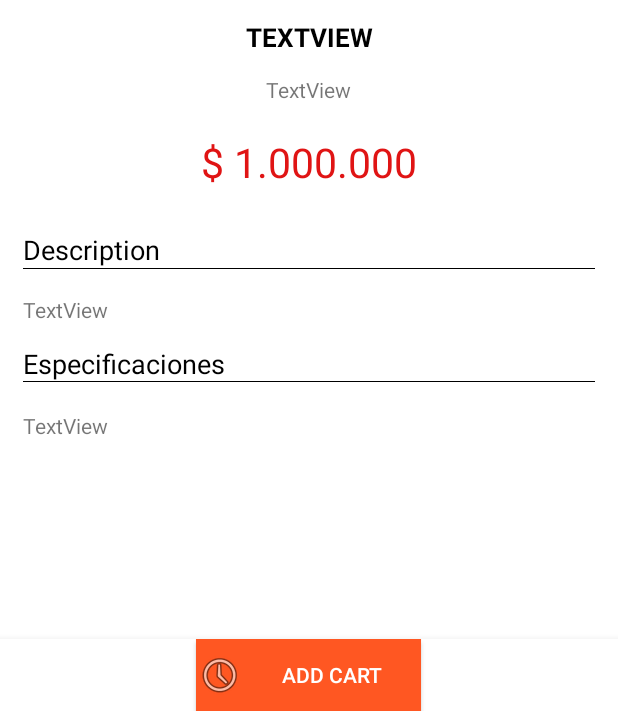
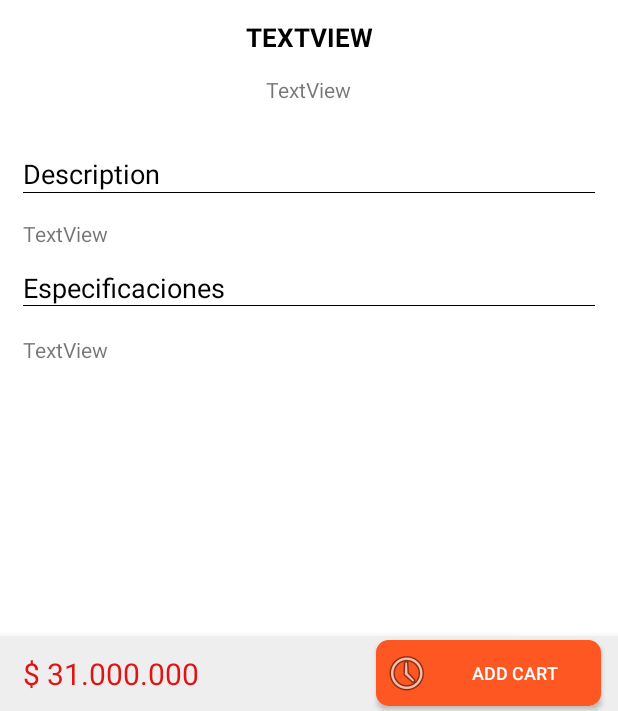
Before and after one commit to bikerlfh/Android-ShopNeubs, an Android app: the ProductoDetalleActivity screen opened directly, with no data from a screen before it, on a phone screen of 412 x 824 dp, the part 525-1236 px from its top. Run offline under Robolectric (Android 15) with nearby library versions, the phone set to English and light mode, and no system bars; pictures from the network do not load; 2 statements that could not run were skipped.

Commit message:
Detalle_producto

```diff
--- a/app/src/main/res/layout/activity_producto_detalle.xml
+++ b/app/src/main/res/layout/activity_producto_detalle.xml
@@ -44,31 +44,47 @@
         </android.support.design.widget.CollapsingToolbarLayout>
 
     </android.support.design.widget.AppBarLayout>
+
+    <RelativeLayout
+        android:id="@+id/footer"
+        android:layout_width="match_parent"
+        android:layout_height="50dp"
+        android:layout_alignParentBottom="true"
+        android:layout_gravity="bottom"
+        android:background="@color/colorBackground"
+        android:elevation="8dp"
+
+        >
+
+        <Button
+            android:layout_width="150dp"
+            android:layout_height="44dp"
+            android:layout_marginRight="3dp"
+            android:layout_marginBottom="3dp"
+            android:background="@drawable/borde_redondo"
+            android:drawableLeft="@android:drawable/ic_menu_recent_history"
+            android:text="@string/agregar_carrito"
+            android:textColor="@color/colorWhite"
+            android:textSize="12dp"
+            android:id="@+id/button"
+            android:layout_alignParentBottom="true"
+            android:layout_alignParentEnd="true"
+            android:layout_marginEnd="11dp" />
+
+        <TextView
+            android:id="@+id/lbl_precio_producto_detalle"
+            android:layout_width="wrap_content"
+            android:layout_height="wrap_content"
+            android:layout_marginLeft="15dp"
+            android:textSize="20dp"
+            android:textColor="@color/colorPrecio"
+            android:layout_centerVertical="true"
+            android:text="$ 31.000.000" />
+
+    </RelativeLayout>
+
     <include
         layout="@layout/content_producto_detalle"
         android:visibility="visible" />
 
-    <RelativeLayout
-        android:id="@+id/footer"
-        android:layout_width="match_parent"
-        android:layout_height="wrap_content"
-        android:layout_alignParentBottom="true"
-        android:layout_gravity="bottom"
-        android:background="@color/colorWhite"
-        android:elevation="8dp"
-        android:gravity="center"
-        android:paddingLeft="60sp"
-        android:paddingRight="60sp">
-
-        <Button
-            android:layout_width="150dp"
-            android:layout_height="48dp"
-            android:layout_alignParentStart="true"
-            android:layout_alignParentTop="true"
-            android:background="@color/colorSecundary"
-            android:drawableLeft="@android:drawable/ic_menu_recent_history"
-            android:text="@string/agregar_carrito"
-            android:textColor="@color/colorWhite" />
-    </RelativeLayout>
-
 </android.support.design.widget.CoordinatorLayout>
--- a/app/src/main/res/layout/card_layout.xml
+++ b/app/src/main/res/layout/card_layout.xml
@@ -39,7 +39,6 @@
                 android:ellipsize="end"
                 android:gravity="center_vertical"
                 android:maxLines="1"
-                android:textStyle="bold"
                 android:textAlignment="center"
                 android:textColor="@color/colorPrimaryDark"
                 android:text="TextView" />
@@ -53,7 +52,8 @@
                 android:textColor="@color/colorPrecio"
                 android:textSize="16sp"
                 android:layout_below="@+id/lbl_nombre_producto_card"
-                android:layout_alignParentStart="true" />
+                android:layout_alignParentStart="true"
+                />
 
             <TextView
                 android:id="@+id/lbl_precio_anterior_card"
--- a/app/src/main/res/layout/content_producto_detalle.xml
+++ b/app/src/main/res/layout/content_producto_detalle.xml
@@ -12,7 +12,7 @@
     <RelativeLayout
         android:layout_width="match_parent"
         android:layout_height="wrap_content"
-        android:layout_marginBottom="16dp"
+        android:paddingBottom="60dp"
         android:layout_marginLeft="15dp"
         android:layout_marginRight="15dp"
         tools:layout_editor_absoluteX="9dp"
@@ -51,30 +51,17 @@
             android:textSize="14sp" />
 
         <TextView
-            android:id="@+id/lbl_precio_producto_detalle"
-            android:layout_width="wrap_content"
-            android:layout_height="wrap_content"
-            android:layout_marginTop="20dp"
-            android:text="$ 1.000.000"
-            android:textAlignment="center"
-            android:textColor="@color/colorPrecio"
-            android:textSize="27sp"
-            android:layout_below="@+id/lbl_marca_producto_detalle"
-            android:layout_alignParentStart="true"
-            android:layout_alignParentEnd="true" />
-
-        <TextView
             android:id="@+id/title_descripcion"
             android:layout_width="match_parent"
             android:layout_height="25dp"
-            android:layout_alignParentStart="true"
-            android:layout_below="@+id/lbl_precio_producto_detalle"
-            android:layout_marginTop="27dp"
             android:background="@drawable/border"
             android:gravity="center_vertical"
             android:text="@string/title_description"
             android:textColor="@color/colorPrimaryDark"
-            android:textSize="18sp" />
+            android:textSize="18sp"
+            android:layout_marginTop="34dp"
+            android:layout_below="@+id/lbl_marca_producto_detalle"
+            android:layout_alignParentStart="true" />
 
         <TextView
             android:id="@+id/lbl_descripcion_producto_detalle"
--- a/app/src/main/res/values/colors.xml
+++ b/app/src/main/res/values/colors.xml
@@ -6,7 +6,7 @@
     <color name="textColorPrimary">#ffffff</color>
     <color name="colorWhite">#ffffff</color>
     <color name="colorSecundary">#ff5722</color>
-    <color name="colorBackground">#ffffff</color>
+    <color name="colorBackground">#EEEEEE</color>
     <color name="colorBackgroundCardView">#ffffff</color>
     <color name="colorPrecio">#e01414</color>
 </resources>
```
